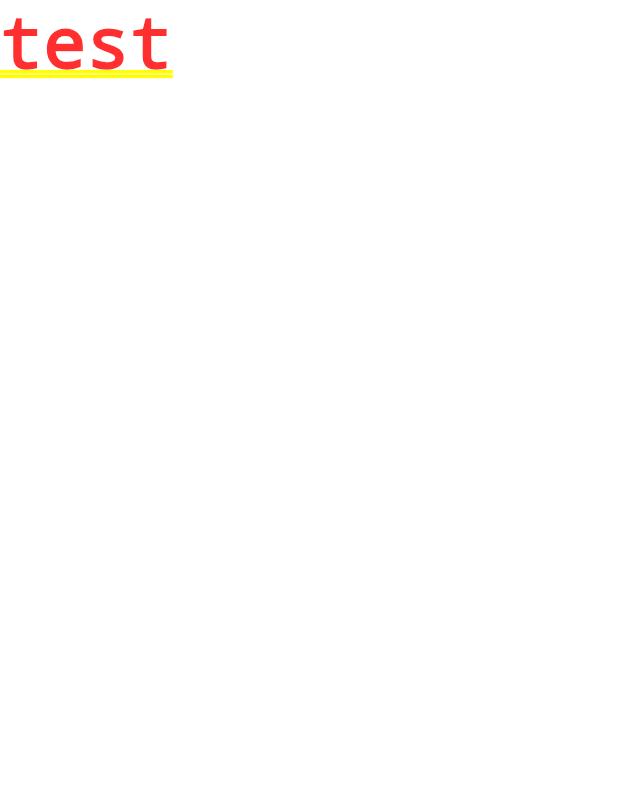
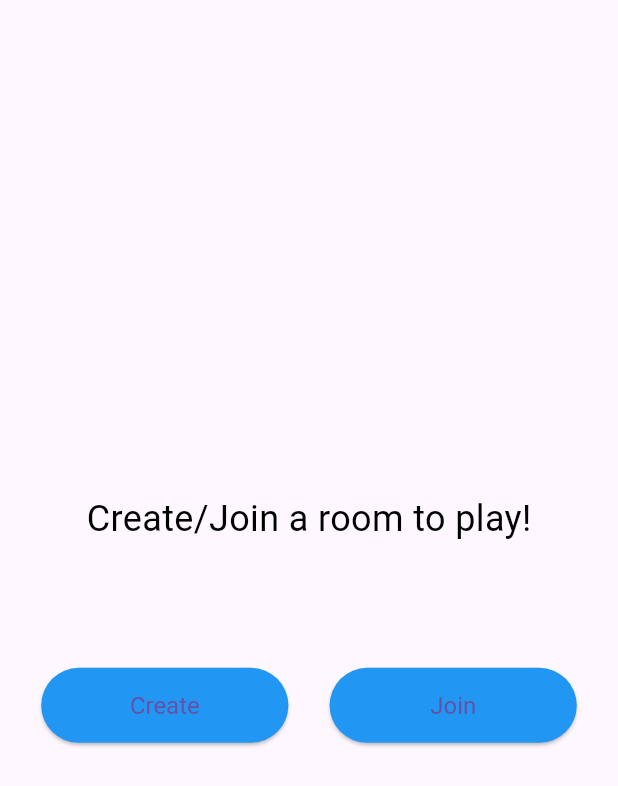
Before and after one commit to Aniket2812/skribby, a Flutter app: the screen it shows after launch, on a phone screen of 412 x 824 dp. Shown: the top 786 px of the screen. Run offline on Flutter 3.47's test engine with Material 3 defaults, Android fonts, the phone set to English and light mode, and no system bars.

Commit message:
home screen made

```diff
--- /dev/null
+++ b/lib/home_screen.dart
@@ -0,0 +1,68 @@
+import 'package:flutter/material.dart';
+
+class HomeScreen extends StatefulWidget {
+  const HomeScreen({super.key});
+
+  @override
+  State<HomeScreen> createState() => _HomeScreenState();
+}
+
+class _HomeScreenState extends State<HomeScreen> {
+  @override
+  Widget build(BuildContext context) {
+    return Scaffold(
+      body: Column(
+        mainAxisAlignment: MainAxisAlignment.center,
+        crossAxisAlignment: CrossAxisAlignment.center,
+        children: [
+          const Text(
+            "Create/Join a room to play!",
+            style: TextStyle(color: Colors.black, fontSize: 24),
+          ),
+          SizedBox(height: MediaQuery.of(context).size.height * 0.1),
+          Row(
+            mainAxisAlignment: MainAxisAlignment.spaceEvenly,
+            children: [
+              ElevatedButton(
+                onPressed: () {},
+                style: ButtonStyle(
+                  backgroundColor: MaterialStateProperty.all(Colors.blue),
+                  textStyle: MaterialStateProperty.all(
+                    TextStyle(color: Colors.white),
+                  ),
+                  minimumSize: MaterialStateProperty.all(
+                    Size(MediaQuery.of(context).size.width / 2.5, 50),
+                  ),
+                ),
+                child: const Text(
+                  "Create",
+                  style: TextStyle(
+                    fontSize: 16
+                  ),
+                ),
+              ),
+              ElevatedButton(
+                onPressed: () {},
+                style: ButtonStyle(
+                  backgroundColor: MaterialStateProperty.all(Colors.blue),
+                  textStyle: MaterialStateProperty.all(
+                    TextStyle(color: Colors.white),
+                  ),
+                  minimumSize: MaterialStateProperty.all(
+                    Size(MediaQuery.of(context).size.width / 2.5, 50),
+                  ),
+                ),
+                child: const Text(
+                  "Join",
+                  style: TextStyle(
+                    fontSize: 16
+                  ),
+                ),
+              ),
+            ],
+          ),
+        ],
+      ),
+    );
+  }
+}
--- a/lib/main.dart
+++ b/lib/main.dart
@@ -1,4 +1,5 @@
 import 'package:flutter/material.dart';
+import 'package:skribby/home_screen.dart';
 
 void main() {
   runApp(const MyApp());
@@ -15,7 +16,7 @@
       theme: ThemeData(
         primarySwatch: Colors.blue,
       ),
-      home: const Text("test")
+      home: const HomeScreen()
     );
   }
 }
```
Also changed, not shown: lib/create_room_screen.dart (added).
